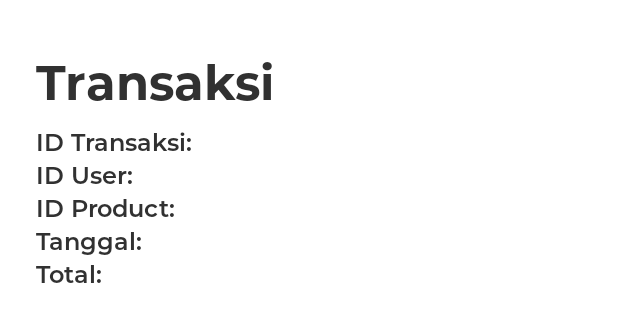
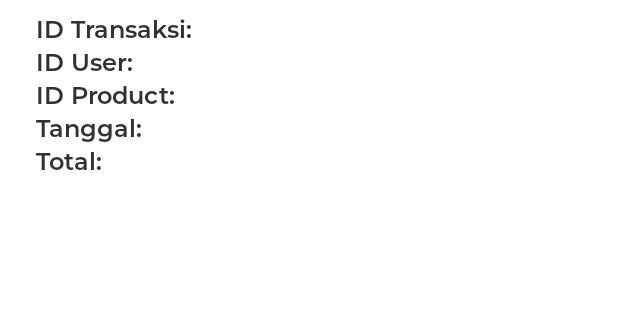
Before and after one commit to mfakhrulam/mobileapp3gpower, an Android app: the layout view_transaction.xml on its own in the app's theme, with its tools: preview values and no code run, on a phone screen of 412 x 824 dp. Shown: the top 322 px of the screen. Run offline under Robolectric (Android 15) with nearby library versions, the phone set to English and light mode, and no system bars.

Commit message:
Update Transaction View

```diff
--- a/app/src/main/res/layout/view_transaction.xml
+++ b/app/src/main/res/layout/view_transaction.xml
@@ -3,23 +3,9 @@
     android:layout_width="match_parent"
     android:layout_height="match_parent">
 
-    <TextView
-        android:id="@+id/txtv_heading"
-        android:layout_width="wrap_content"
-        android:layout_height="wrap_content"
-        android:layout_marginLeft="24dp"
-        android:layout_marginTop="32dp"
-        android:text="Transaksi"
-        android:fontFamily="@font/montserrat_bold"
-        android:textColor="@color/black"
-        android:textSize="32sp"
-        android:layout_alignParentTop="true"
-        android:layout_alignParentStart="true"/>
-
-    <RelativeLayout
+        <RelativeLayout
         android:layout_width="match_parent"
-        android:layout_height="match_parent"
-        android:layout_below="@id/txtv_heading">
+        android:layout_height="match_parent">
         <TextView
             android:id="@+id/txtv_id"
             android:layout_width="wrap_content"
```
Also changed, not shown: app/src/main/res/layout/activity_view_transaction.xml (+15 -2 lines).
